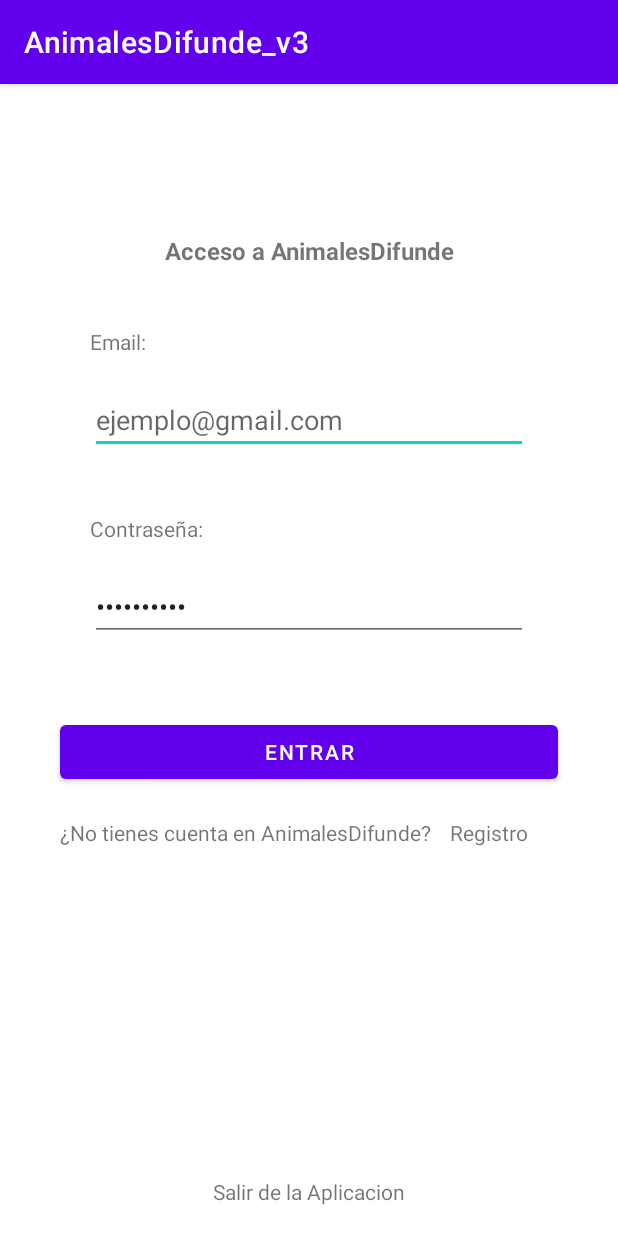
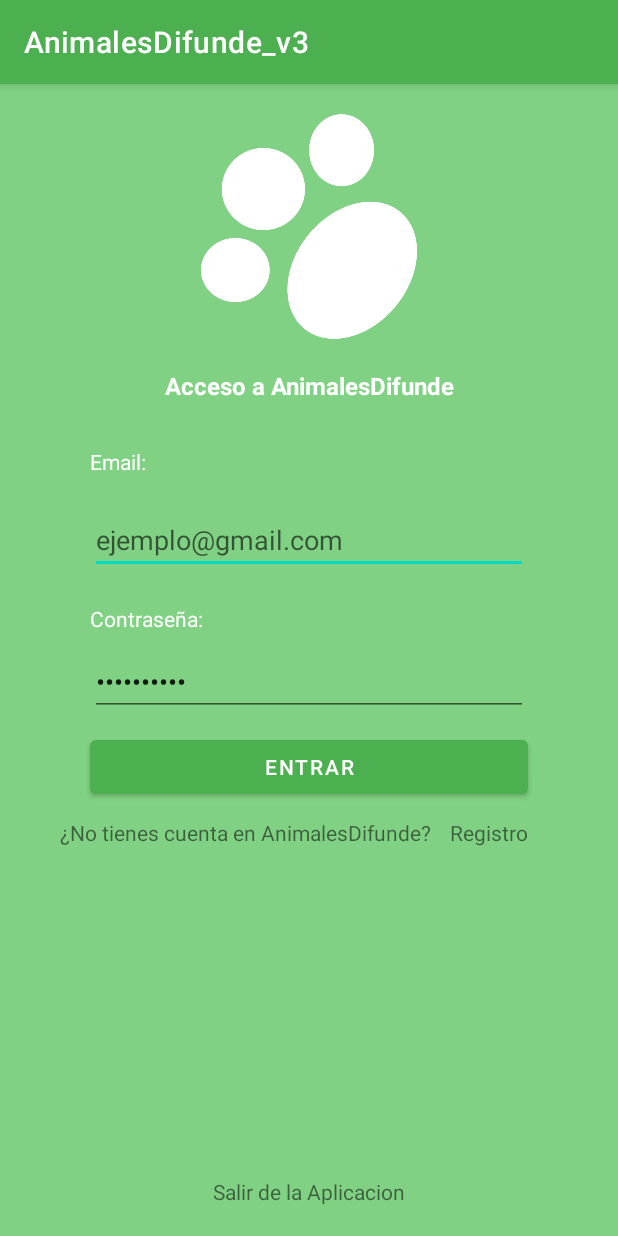
Before and after one commit to bustosTrabajo/AnimalesDifunde_v3, an Android app: the screen it shows after launch (InicioActivity), on a phone screen of 412 x 824 dp. Run offline under Robolectric (Android 15) with nearby library versions, the phone set to English and light mode, and no system bars; our stand-ins replace Firebase (no records; nobody signed in at launch, a user with empty details on screens opened directly).

Commit message:
Estilos App

```diff
--- a/app/src/main/res/layout/activity_inicio.xml
+++ b/app/src/main/res/layout/activity_inicio.xml
@@ -4,29 +4,34 @@
     xmlns:tools="http://schemas.android.com/tools"
     android:layout_width="match_parent"
     android:layout_height="match_parent"
+    android:background="@color/verde"
     tools:context=".InicioActivity">
 
     <TextView
         android:id="@+id/txtTitulo"
         android:layout_width="match_parent"
         android:layout_height="wrap_content"
-        android:layout_marginTop="100dp"
+        android:layout_marginTop="20dp"
+        android:backgroundTint="#AFAFAF"
+        android:color="@color/blanco"
         android:text="Acceso a AnimalesDifunde"
         android:textAlignment="center"
+        android:textColor="@color/blanco"
         android:textSize="16dp"
         android:textStyle="bold"
         app:layout_constraintEnd_toEndOf="parent"
         app:layout_constraintHorizontal_bias="0.505"
         app:layout_constraintStart_toStartOf="parent"
-        app:layout_constraintTop_toTopOf="parent" />
+        app:layout_constraintTop_toBottomOf="@+id/imageView2" />
 
     <TextView
         android:id="@+id/txtEmail"
         android:layout_width="wrap_content"
         android:layout_height="wrap_content"
         android:layout_marginStart="60dp"
-        android:layout_marginTop="40dp"
+        android:layout_marginTop="30dp"
         android:text="Email: "
+        android:textColor="@color/blanco"
         app:layout_constraintEnd_toEndOf="parent"
         app:layout_constraintHorizontal_bias="0.0"
         app:layout_constraintStart_toStartOf="parent"
@@ -51,8 +56,9 @@
         android:layout_width="wrap_content"
         android:layout_height="wrap_content"
         android:layout_marginStart="60dp"
-        android:layout_marginTop="40dp"
+        android:layout_marginTop="20dp"
         android:text="Contraseña: "
+        android:textColor="@color/blanco"
         app:layout_constraintEnd_toEndOf="parent"
         app:layout_constraintHorizontal_bias="0.0"
         app:layout_constraintStart_toStartOf="parent"
@@ -63,7 +69,7 @@
         android:layout_width="match_parent"
         android:layout_height="wrap_content"
         android:layout_marginStart="60dp"
-        android:layout_marginTop="20dp"
+        android:layout_marginTop="10dp"
         android:layout_marginEnd="60dp"
         android:ems="10"
         android:inputType="textPassword"
@@ -76,9 +82,9 @@
         android:id="@+id/btnEntrar"
         android:layout_width="match_parent"
         android:layout_height="wrap_content"
-        android:layout_marginStart="40dp"
-        android:layout_marginTop="50dp"
-        android:layout_marginEnd="40dp"
+        android:layout_marginStart="60dp"
+        android:layout_marginTop="10dp"
+        android:layout_marginEnd="60dp"
         android:text="ENTRAR"
         app:layout_constraintEnd_toEndOf="parent"
         app:layout_constraintStart_toStartOf="parent"
@@ -88,7 +94,7 @@
         android:layout_width="wrap_content"
         android:layout_height="wrap_content"
         android:layout_marginStart="40dp"
-        android:layout_marginTop="20dp"
+        android:layout_marginTop="10dp"
         android:text="¿No tienes cuenta en AnimalesDifunde?"
         app:layout_constraintStart_toStartOf="parent"
         app:layout_constraintTop_toBottomOf="@+id/btnEntrar" />
@@ -97,8 +103,7 @@
         android:id="@+id/btnRegistro"
         android:layout_width="wrap_content"
         android:layout_height="wrap_content"
-        android:layout_marginStart="20dp"
-        android:layout_marginTop="20dp"
+        android:layout_marginTop="10dp"
         android:layout_marginEnd="60dp"
         android:text="Registro"
         app:layout_constraintEnd_toEndOf="parent"
@@ -114,7 +119,20 @@
         app:layout_constraintBottom_toBottomOf="parent"
         app:layout_constraintEnd_toEndOf="parent"
         app:layout_constraintHorizontal_bias="1.0"
-        app:layout_constraintStart_toStartOf="parent" />
+        app:layout_constraintStart_toStartOf="parent"
+         />
+
+    <ImageView
+        android:id="@+id/imageView2"
+        android:layout_width="wrap_content"
+        android:layout_height="150dp"
+        android:layout_marginStart="20dp"
+        android:layout_marginTop="20dp"
+        android:layout_marginEnd="20dp"
+        app:layout_constraintEnd_toEndOf="parent"
+        app:layout_constraintStart_toStartOf="parent"
+        app:layout_constraintTop_toTopOf="parent"
+        app:srcCompat="@drawable/pata" />
 
 
 </androidx.constraintlayout.widget.ConstraintLayout>
--- a/app/src/main/res/layout/nav_header.xml
+++ b/app/src/main/res/layout/nav_header.xml
@@ -3,7 +3,7 @@
     xmlns:android="http://schemas.android.com/apk/res/android"
     android:layout_width="match_parent"
     android:layout_height="150dp"
-    android:background="@android:color/holo_orange_dark"
+    android:background="@color/grisClaro"
     >
 
 </androidx.constraintlayout.widget.ConstraintLayout>
--- a/app/src/main/res/menu/nav_menu.xml
+++ b/app/src/main/res/menu/nav_menu.xml
@@ -16,6 +16,11 @@
         android:title="Mensajes"
         android:icon="@drawable/ic_mensajes"
         />
+    <item
+        android:id="@+id/item4"
+        android:title="Cerrar Sesión"
+        android:icon="@drawable/ic_cerrar_sesion"
+        />
 
 
 </menu>
--- a/app/src/main/res/values/colors.xml
+++ b/app/src/main/res/values/colors.xml
@@ -1,10 +1,16 @@
 <?xml version="1.0" encoding="utf-8"?>
 <resources>
     <color name="purple_200">#FFBB86FC</color>
-    <color name="purple_500">#FF6200EE</color>
-    <color name="purple_700">#FF3700B3</color>
+    <color name="purple_500">#4CAF50</color>
+    <color name="purple_700">#4CAF50</color>
     <color name="teal_200">#FF03DAC5</color>
     <color name="teal_700">#FF018786</color>
     <color name="black">#FF000000</color>
     <color name="white">#FFFFFFFF</color>
+    <color name="negro">#FF000000</color>
+    <color name="blanco">#FFFFFFFF</color>
+    <color name="gris">#A8A8A8</color>
+    <color name="grisClaro">#DFDFDF</color>
+    <color name="verde">#80D183</color>
+    <color name="verdeOscuro">#1F6022</color>
 </resources>
```
Also changed, not shown: app/src/main/java/com/davidbustos/animalesdifunde_v3/AnimalesDifundeActivity.kt (+11 -0 lines), app/src/main/java/com/davidbustos/animalesdifunde_v3/InicioActivity.kt (+14 -9 lines), app/src/main/res/drawable/ic_cerrar_sesion.xml (added, +10 -0 lines), app/src/main/pata/pata.png (added), app/src/main/res/Pata_Icono/pata.png (added), app/src/main/res/drawable-v24/pata.png (added), app/src/main/res/drawable/pata.png/pata.png (added).
